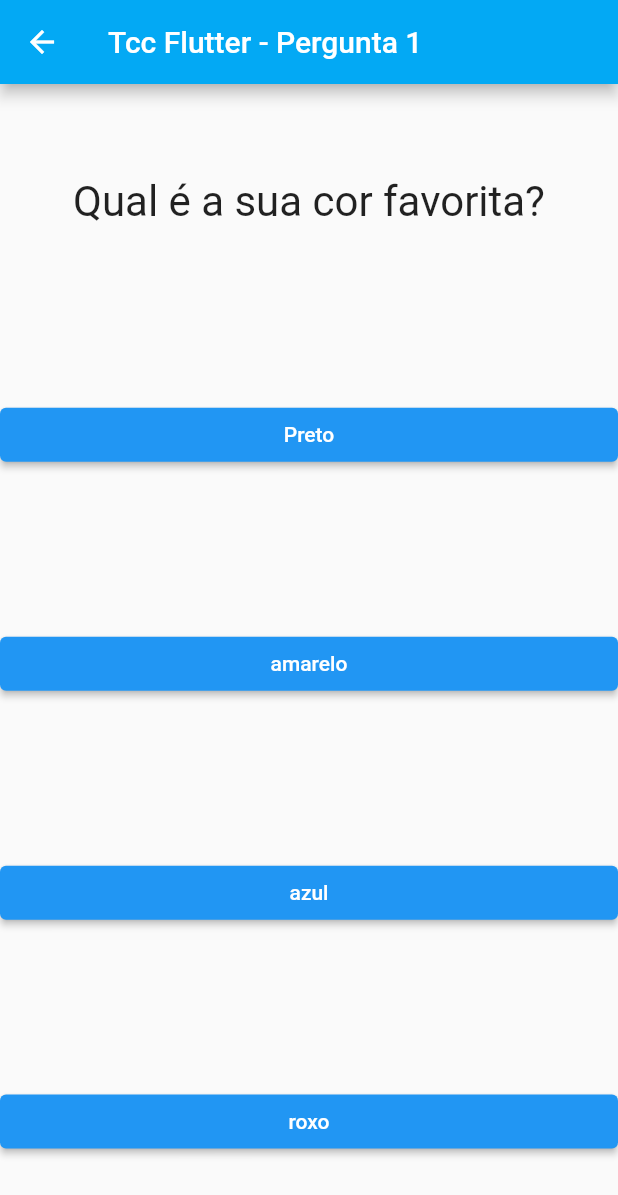
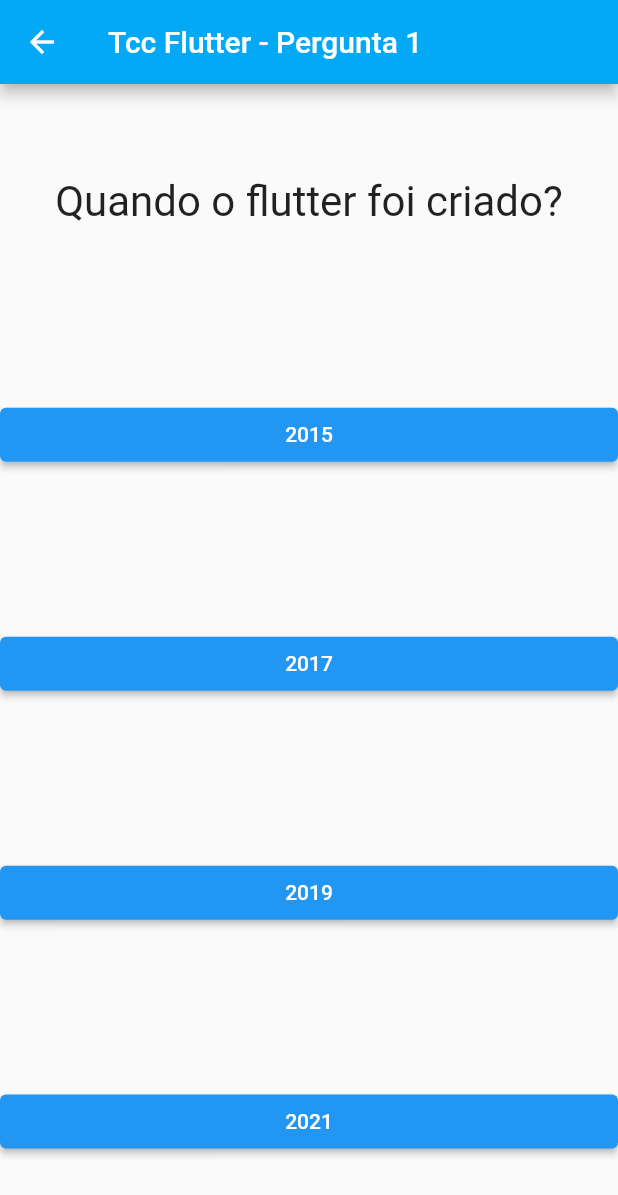
Before and after one commit to ZaniniDev/AprendizadoFlutter, a Flutter app: the PerguntasApp screen opened by its route, on a phone screen of 412 x 824 dp. Shown: the top 1195 px of the screen. Run offline on Flutter 3.47's test engine with Material 2 defaults, Android fonts, the phone set to English and light mode, and no system bars; our stand-ins replace cloud_firestore, firebase_core, flutter_keyboard_visibility, go_router, mask_text_input_formatter; missing offline and left inert: flutter_barcode_scanner; accounts and stored records are empty.

Commit message:
Cases v0.1

```diff
--- a/flutter_cases/lib/case_1/home_case_1.dart
+++ b/flutter_cases/lib/case_1/home_case_1.dart
@@ -25,42 +25,54 @@ class _PerguntaAppState extends State<PerguntasApp> {
   final perguntas = const [
     {
       'titulo': 'Tcc Flutter - Pergunta 1',
-      'texto': 'Qual é a sua cor favorita?',
+      'texto': 'Quando o flutter foi criado?',
       'resposta': [
-        {'texto': 'Preto', 'pontuacao': 10},
-        {'texto': 'amarelo', 'pontuacao': 5},
-        {'texto': 'azul', 'pontuacao': 3},
-        {'texto': 'roxo', 'pontuacao': 2},
+        {'texto': '2015', 'pontuacao': 10},
+        {'texto': '2017', 'pontuacao': 5},
+        {'texto': '2019', 'pontuacao': 3},
+        {'texto': '2021', 'pontuacao': 2},
       ],
     },
     {
       'titulo': 'Tcc Flutter - Pergunta 2',
-      'texto': 'Qual é a sua comida?',
+      'texto': 'Quem desenvolveu o Flutter',
       'resposta': [
-        {'texto': 'Arroz', 'pontuacao': 10},
-        {'texto': 'Strogonof', 'pontuacao': 5},
-        {'texto': 'Macarrao', 'pontuacao': 3},
-        {'texto': 'Almondega', 'pontuacao': 2},
+        {'texto': 'Google', 'pontuacao': 10},
+        {'texto': 'Facebook', 'pontuacao': 5},
+        {'texto': 'Microsoft', 'pontuacao': 3},
+        {'texto': 'Apple', 'pontuacao': 2},
       ],
     },
     {
       'titulo': 'Tcc Flutter - Pergunta 3',
-      'texto': 'Qual seu estilo de musica?',
+      'texto': 'Em qual linguagem de programação o Flutter é escrito?',
       'resposta': [
-        {'texto': 'Hip-Hop', 'pontuacao': 10},
-        {'texto': 'Rock', 'pontuacao': 5},
-        {'texto': 'Pop', 'pontuacao': 3},
-        {'texto': 'Pagode', 'pontuacao': 2},
+        {'texto': 'JavaScript', 'pontuacao': 10},
+        {'texto': 'Swift', 'pontuacao': 5},
+        {'texto': 'Kotlin', 'pontuacao': 3},
+        {'texto': 'Dart', 'pontuacao': 2},
       ],
     },
     {
       'titulo': 'Tcc Flutter - Pergunta 4',
-      'texto': 'Qual é a sua fruta?',
+      'texto': 'Quais são os principais objetivos do flutter?',
       'resposta': [
-        {'texto': 'Maça', 'pontuacao': 10},
-        {'texto': 'Pera', 'pontuacao': 5},
-        {'texto': 'Banana', 'pontuacao': 3},
-        {'texto': 'Coco', 'pontuacao': 2},
+        {
+          'texto':
+              'Desenvolvimento de aplicativo móveis nativos apenas para Android',
+          'pontuacao': 10
+        },
+        {'texto': 'Desenvolvimento de aplicativo web', 'pontuacao': 5},
+        {
+          'texto':
+              'Desenvolvimento de aplicatviso móvies nativos apenas para IOS',
+          'pontuacao': 3
+        },
+        {
+          'texto':
+              'Desenvolvimento de aplicativos móveis nativos para Android e IOS ',
+          'pontuacao': 2
+        },
       ],
     },
     {
--- a/flutter_cases/lib/home.dart
+++ b/flutter_cases/lib/home.dart
@@ -96,6 +96,7 @@ class PaginaInicial extends StatelessWidget {
                   children: [
                     ElevatedButton(
                       onPressed: () {
+                        context.goNamed("case_2_home");
                         print("Pressionado botao 2 case!");
                       },
                       style: ElevatedButton.styleFrom(
--- a/flutter_cases/lib/routes.dart
+++ b/flutter_cases/lib/routes.dart
@@ -1,5 +1,6 @@
 import 'package:flutter/material.dart';
 import 'package:flutter_cases/case_1/home_case_1.dart';
+import 'package:flutter_cases/case_2/home_case_2.dart';
 import 'package:flutter_cases/case_4/Transacao.dart';
 import 'package:flutter_cases/case_4/controllers/usuarios_controller.dart';
 import 'package:flutter_cases/case_4/pages/transacao_adicionar.dart';
@@ -31,6 +32,14 @@ final GoRouter routerConfig = GoRouter(
             return PerguntasApp();
           },
         ),
+        GoRoute(
+          name: "case_2_home",
+          path: 'case2/home',
+          builder: (BuildContext context, GoRouterState state) {
+            return AppQrCode();
+          },
+        ),
+        //AppQrCode
         GoRoute(
           name: "case_4_home",
           path: 'case4/home',
--- a/flutter_cases/pubspec.yaml
+++ b/flutter_cases/pubspec.yaml
@@ -44,6 +44,8 @@ dependencies:
   mask_text_input_formatter: ^2.4.0
   csv: ^5.0.2
   flutter_keyboard_visibility: ^5.4.1
+
+  flutter_barcode_scanner: ^2.0.0
 
 dev_dependencies:
   flutter_test:
```
Also changed, not shown: flutter_cases/lib/case_2/qrCode_page.dart (+29 -10 lines), flutter_cases/lib/case_4/pages/transacoes_listagem.dart (+36 -36 lines), flutter_cases/pubspec.lock.
